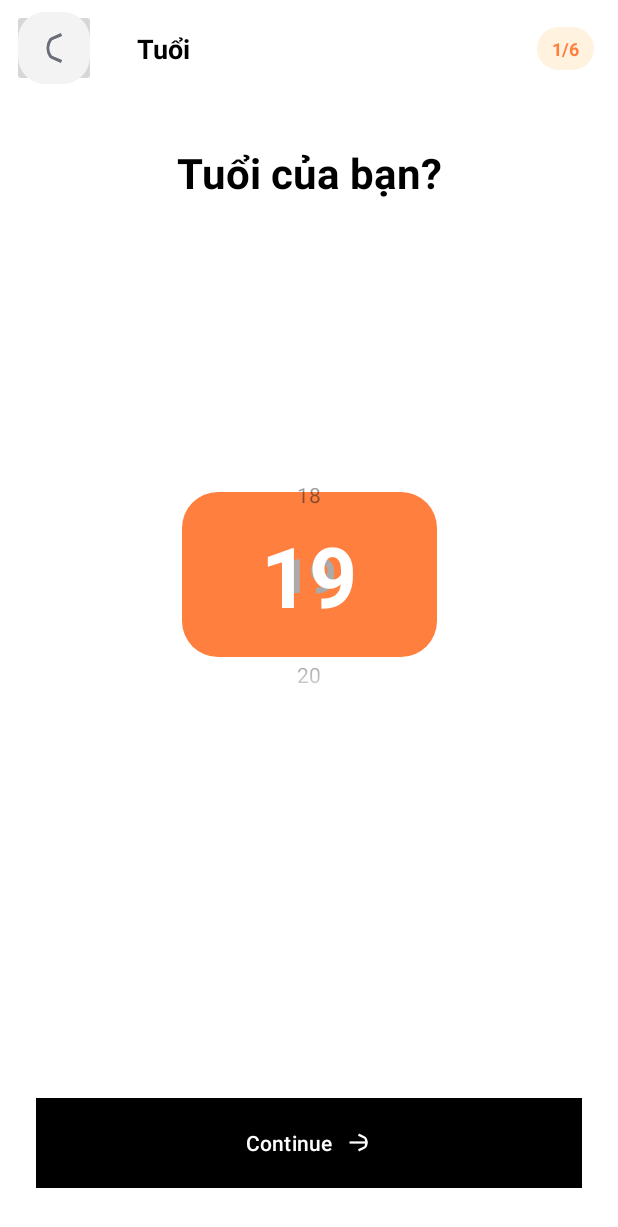
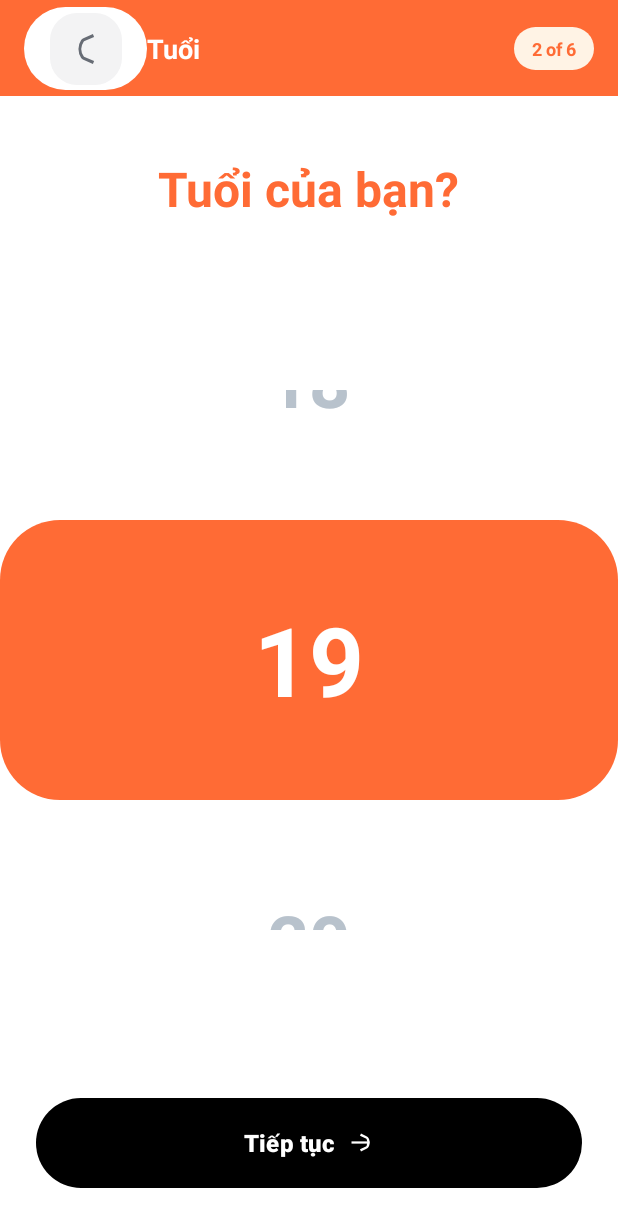
Before and after one commit to Sangdep/project-android-health, an Android app: the InforAge screen opened directly, with no data from a screen before it, on a phone screen of 412 x 824 dp. Shown: the top 1227 px of the screen. Run offline under Robolectric (Android 15) with nearby library versions, the phone set to English and light mode, and no system bars.

Commit message:
Age, H, W, G

```diff
--- a/Androi_Client/app/src/main/java/com/example/app_selfcare/upload/InforAge.java
+++ b/Androi_Client/app/src/main/java/com/example/app_selfcare/upload/InforAge.java
@@ -2,95 +2,153 @@ package com.example.app_selfcare.upload;
 
 import android.content.Intent;
 import android.graphics.Color;
-import android.graphics.Typeface;
-import android.graphics.drawable.ColorDrawable;
 import android.os.Bundle;
+import android.os.Handler;
+import android.os.Looper;
 import android.util.TypedValue;
-import android.widget.EditText;
-import android.widget.NumberPicker;
+import android.view.View;
+import android.view.ViewGroup;
 import android.widget.TextView;
 
 import androidx.activity.EdgeToEdge;
 import androidx.appcompat.app.AppCompatActivity;
-import androidx.core.content.ContextCompat;
 import androidx.core.graphics.Insets;
 import androidx.core.view.ViewCompat;
 import androidx.core.view.WindowInsetsCompat;
+import androidx.recyclerview.widget.LinearLayoutManager;
+import androidx.recyclerview.widget.PagerSnapHelper;
+import androidx.recyclerview.widget.RecyclerView;
 
 import com.example.app_selfcare.R;
 
-import java.lang.reflect.Field;
+import java.util.ArrayList;
+import java.util.List;
 
 public class InforAge extends AppCompatActivity {
 
-    private NumberPicker numberPickerAge;
-    private TextView textViewSelectedAge;
+    private RecyclerView agePicker;
+    private LinearLayoutManager layoutManager;
+    private List<Integer> ageList = new ArrayList<>();
+    private int selectedAge = 19;
 
     @Override
     protected void onCreate(Bundle savedInstanceState) {
         super.onCreate(savedInstanceState);
         EdgeToEdge.enable(this);
         setContentView(R.layout.activity_infor_age);
+
         ViewCompat.setOnApplyWindowInsetsListener(findViewById(R.id.main), (v, insets) -> {
             Insets systemBars = insets.getInsets(WindowInsetsCompat.Type.systemBars());
             v.setPadding(systemBars.left, systemBars.top, systemBars.right, systemBars.bottom);
             return insets;
         });
 
-        numberPickerAge = findViewById(R.id.numberPickerAge);
-        textViewSelectedAge = findViewById(R.id.textViewSelectedAge);
-        setupNumberPicker();
+        agePicker = findViewById(R.id.agePicker);
+        setupAgePicker();
 
-        // Nút Tiếp tục → InforHeight
         findViewById(R.id.buttonContinue).setOnClickListener(v -> {
             Intent intent = new Intent(InforAge.this, InforHeight.class);
-            intent.putExtra("user_age", numberPickerAge.getValue());
+            intent.putExtra("user_age", selectedAge);
             startActivity(intent);
             overridePendingTransition(R.anim.slide_in_right, R.anim.slide_out_left);
         });
 
-        // Nút Back → Quay lại InforSex
         findViewById(R.id.buttonBack).setOnClickListener(v -> {
             finish();
             overridePendingTransition(R.anim.slide_in_left, R.anim.slide_out_right);
         });
     }
 
-    private void setupNumberPicker() {
-        numberPickerAge.setMinValue(10);
-        numberPickerAge.setMaxValue(80);
-        numberPickerAge.setValue(19);
-        numberPickerAge.setWrapSelectorWheel(false);
-        numberPickerAge.setFormatter(value -> String.valueOf(value));
-        styleNumberPicker(numberPickerAge);
-        tintDivider(numberPickerAge);
-        textViewSelectedAge.setText(String.valueOf(numberPickerAge.getValue()));
+    private void setupAgePicker() {
+        // Tuổi từ 16 đến 80
+        for (int i = 16; i <= 80; i++) {
+            ageList.add(i);
+        }
 
-        numberPickerAge.setOnValueChangedListener((picker, oldVal, newVal) -> {
-            textViewSelectedAge.setText(String.valueOf(newVal));
+        layoutManager = new LinearLayoutManager(this, LinearLayoutManager.VERTICAL, false);
+        agePicker.setLayoutManager(layoutManager);
+        agePicker.setAdapter(new AgeAdapter(ageList));
+
+        new PagerSnapHelper().attachToRecyclerView(agePicker);
+        agePicker.setClipToPadding(false);
+
+        agePicker.addOnScrollListener(new RecyclerView.OnScrollListener() {
+            @Override
+            public void onScrolled(RecyclerView rv, int dx, int dy) {
+                updateAppearance();
+            }
+
+            @Override
+            public void onScrollStateChanged(RecyclerView rv, int newState) {
+                if (newState == RecyclerView.SCROLL_STATE_IDLE) {
+                    int pos = layoutManager.findFirstCompletelyVisibleItemPosition();
+                    if (pos != RecyclerView.NO_POSITION) selectedAge = ageList.get(pos);
+                }
+            }
         });
+
+        // Mặc định 19 tuổi
+        int pos19 = ageList.indexOf(19);
+        agePicker.scrollToPosition(pos19);
+        new Handler(Looper.getMainLooper()).postDelayed(() -> {
+            agePicker.smoothScrollToPosition(pos19);
+            updateAppearance();
+        }, 100);
     }
 
-    private void styleNumberPicker(NumberPicker picker) {
-        for (int i = 0; i < picker.getChildCount(); i++) {
-            if (picker.getChildAt(i) instanceof EditText) {
-                EditText editText = (EditText) picker.getChildAt(i);
-                editText.setTextColor(ContextCompat.getColor(this, android.R.color.darker_gray));
-                editText.setTextSize(TypedValue.COMPLEX_UNIT_SP, 32);
-                editText.setTypeface(editText.getTypeface(), Typeface.BOLD);
-                editText.setBackground(null);
+    private void updateAppearance() {
+        int centerY = agePicker.getHeight() / 2;
+        for (int i = 0; i < agePicker.getChildCount(); i++) {
+            View child = agePicker.getChildAt(i);
+            TextView tv = (TextView) child;
+
+            int childCenter = child.getTop() + child.getHeight() / 2;
+            float distance = Math.abs(centerY - childCenter);
+            float factor = distance / (float) centerY;
+            float scale = Math.max(0.75f, 1f - factor * 0.5f);
+
+            child.setScaleX(scale);
+            child.setScaleY(scale);
+
+            if (scale > 0.95f) {
+                tv.setTextColor(Color.WHITE);
+                tv.setBackgroundResource(R.drawable.bg_age_selected); // nền cam tròn
+            } else {
+                tv.setTextColor(Color.parseColor("#B8C2CC"));
+                tv.setBackgroundResource(0);
             }
         }
     }
 
-    private void tintDivider(NumberPicker picker) {
-        try {
-            Field dividerField = NumberPicker.class.getDeclaredField("mSelectionDivider");
-            dividerField.setAccessible(true);
-            dividerField.set(picker, new ColorDrawable(Color.TRANSPARENT));
-            dividerField.setAccessible(false);
-        } catch (Exception ignored) {
-            // no-op
+    // Adapter siêu nhẹ – KHÔNG CẦN file item_age.xml
+    static class AgeAdapter extends RecyclerView.Adapter<AgeAdapter.VH> {
+        List<Integer> ages;
+        AgeAdapter(List<Integer> ages) { this.ages = ages; }
+
+        @Override
+        public VH onCreateViewHolder(ViewGroup parent, int viewType) {
+            TextView tv = new TextView(parent.getContext());
+            tv.setLayoutParams(new RecyclerView.LayoutParams(
+                    ViewGroup.LayoutParams.MATCH_PARENT,
+                    280
+            ));
+            tv.setGravity(android.view.Gravity.CENTER);
+            tv.setTextSize(TypedValue.COMPLEX_UNIT_SP, 64);
+            tv.setTypeface(null, android.graphics.Typeface.BOLD);  // ← SỬA Ở ĐÂY
+            tv.setTextColor(Color.parseColor("#B8C2CC")); // mặc định màu xám
+            return new VH(tv);
+        }
+        @Override
+        public void onBindViewHolder(VH holder, int position) {
+            holder.tv.setText(String.valueOf(ages.get(position)));
+        }
+
+        @Override
+        public int getItemCount() { return ages.size(); }
+
+        static class VH extends RecyclerView.ViewHolder {
+            TextView tv;
+            VH(View v) { super(v); tv = (TextView) v; }
         }
     }
 }
--- /dev/null
+++ b/Androi_Client/app/src/main/res/drawable/bg_age_selected.xml
@@ -0,0 +1,5 @@
+<?xml version="1.0" encoding="utf-8"?>
+<shape xmlns:android="http://schemas.android.com/apk/res/android">
+    <solid android:color="#FF6B35" />   <!-- Màu cam chính xác như ảnh bạn gửi -->
+    <corners android:radius="40dp" />
+</shape>
--- /dev/null
+++ b/Androi_Client/app/src/main/res/drawable/rounded_black.xml
@@ -0,0 +1,5 @@
+<?xml version="1.0" encoding="utf-8"?>
+<shape xmlns:android="http://schemas.android.com/apk/res/android">
+    <solid android:color="#000000" />
+    <corners android:radius="30dp" />
+</shape>
--- /dev/null
+++ b/Androi_Client/app/src/main/res/drawable/rounded_light_orange.xml
@@ -0,0 +1,5 @@
+<?xml version="1.0" encoding="utf-8"?>
+<shape xmlns:android="http://schemas.android.com/apk/res/android">
+    <solid android:color="#FFF3E5" />   <!-- Cam nhạt -->
+    <corners android:radius="20dp" />
+</shape>
--- a/Androi_Client/app/src/main/res/layout/activity_goal.xml
+++ b/Androi_Client/app/src/main/res/layout/activity_goal.xml
@@ -51,7 +51,7 @@
             android:id="@+id/textViewPageIndicator"
             android:layout_width="wrap_content"
             android:layout_height="wrap_content"
-            android:text="@string/page_indicator_3_of_6"
+            android:text="@string/page_indicator_4_of_6"
             android:textColor="@color/orange_text_icon"
             android:background="@drawable/rounded_corner_background_light_orange"
             android:paddingStart="10dp"
@@ -141,13 +141,11 @@
                 app:layout_constraintTop_toTopOf="parent"
                 app:layout_constraintBottom_toBottomOf="parent"/>
         </androidx.constraintlayout.widget.ConstraintLayout>
-
-        <!-- Goal 2: Thử với trợ lý ảo (Selected) -->
         <androidx.constraintlayout.widget.ConstraintLayout
-            android:id="@+id/goalVirtualAssistantLayout"
+            android:id="@+id/goalPustWeightLayout"
             android:layout_width="match_parent"
             android:layout_height="wrap_content"
-            android:background="@drawable/bg_back_button_white"
+            android:background="@drawable/goal_default_bg"
             android:paddingStart="16dp"
             android:paddingTop="12dp"
             android:paddingEnd="12dp"
@@ -155,40 +153,41 @@
             android:layout_marginBottom="12dp">
 
             <ImageView
-                android:id="@+id/iconVirtualAssistant"
-                android:layout_width="17dp"
-                android:layout_height="17dp"
-                android:contentDescription="Icon trợ lý ảo"
-                android:src="@drawable/bg_button_black"
-                app:layout_constraintBottom_toBottomOf="parent"
+                android:id="@+id/iconPustWeight"
+                android:layout_width="24dp"
+                android:layout_height="24dp"
+                android:src="@drawable/ic_lose_weight_placeholder"
+                app:tint="#4B5563"
                 app:layout_constraintStart_toStartOf="parent"
                 app:layout_constraintTop_toTopOf="parent"
-                app:tint="#1D1C1C" />
+                app:layout_constraintBottom_toBottomOf="parent"
+                android:contentDescription="Icon giảm cân"/>
 
             <TextView
-                android:id="@+id/textVirtualAssistant"
+                android:id="@+id/textPustWeight"
                 android:layout_width="0dp"
                 android:layout_height="wrap_content"
-                android:text="Tôi muốn giữ cân"
-                android:textColor="#212020"
+                android:text="Tôi muốn tăng cân"
+                android:textColor="#1F2937"
                 android:textSize="16sp"
                 android:layout_marginStart="12dp"
                 android:layout_marginEnd="12dp"
-                app:layout_constraintStart_toEndOf="@id/iconVirtualAssistant"
-                app:layout_constraintEnd_toStartOf="@id/checkboxVirtualAssistant"
+                app:layout_constraintStart_toEndOf="@id/iconPustWeight"
+                app:layout_constraintEnd_toStartOf="@id/checkboxPustWeight"
                 app:layout_constraintTop_toTopOf="parent"
                 app:layout_constraintBottom_toBottomOf="parent"/>
 
             <CheckBox
-                android:id="@+id/checkboxVirtualAssistant"
+                android:id="@+id/checkboxPustWeight"
                 android:layout_width="wrap_content"
                 android:layout_height="wrap_content"
-                android:checked="true"
-                app:buttonTint="#FFFFFF"
+                app:buttonTint="#A1A1AA"
                 app:layout_constraintEnd_toEndOf="parent"
                 app:layout_constraintTop_toTopOf="parent"
                 app:layout_constraintBottom_toBottomOf="parent"/>
         </androidx.constraintlayout.widget.ConstraintLayout>
+
+        <!-- Goal 2: Thử với trợ lý ảo (Selected) -->
 
         <!-- Goal 3: Tăng sức bền -->
         <androidx.constraintlayout.widget.ConstraintLayout
--- a/Androi_Client/app/src/main/res/layout/activity_info_weight.xml
+++ b/Androi_Client/app/src/main/res/layout/activity_info_weight.xml
@@ -51,7 +51,7 @@
             android:id="@+id/textViewPageIndicator"
             android:layout_width="wrap_content"
             android:layout_height="wrap_content"
-            android:text="@string/page_indicator_2_of_6"
+            android:text="@string/page_indicator_4_of_6"
             android:textColor="@color/orange_text_icon"
             android:background="@drawable/rounded_corner_background_light_orange"
             android:paddingStart="10dp"
--- a/Androi_Client/app/src/main/res/layout/activity_infor_age.xml
+++ b/Androi_Client/app/src/main/res/layout/activity_infor_age.xml
@@ -1,159 +1,108 @@
 <?xml version="1.0" encoding="utf-8"?>
 <androidx.constraintlayout.widget.ConstraintLayout xmlns:android="http://schemas.android.com/apk/res/android"
     xmlns:app="http://schemas.android.com/apk/res-auto"
-    xmlns:tools="http://schemas.android.com/tools"
     android:id="@+id/main"
     android:layout_width="match_parent"
     android:layout_height="match_parent"
-    android:background="@android:color/white"
-    tools:context=".upload.InforAge">
+    android:background="@android:color/white">
 
     <!-- Top App Bar -->
     <androidx.constraintlayout.widget.ConstraintLayout
         android:id="@+id/topAppBar"
         android:layout_width="0dp"
         android:layout_height="?attr/actionBarSize"
+        android:background="#FF6B35"
         app:layout_constraintTop_toTopOf="parent"
         app:layout_constraintStart_toStartOf="parent"
         app:layout_constraintEnd_toEndOf="parent">
 
         <ImageButton
             android:id="@+id/buttonBack"
-            android:layout_width="56dp"
-            android:layout_height="52dp"
-            android:layout_marginStart="8dp"
-            android:contentDescription="@string/back_button_description"
+            android:layout_width="82dp"
+            android:layout_height="55dp"
+            android:layout_marginStart="16dp"
+            android:background="@drawable/rounded_corner_button_white"
+            android:contentDescription="Back"
+            android:padding="8dp"
             android:src="@drawable/ic_arrow_back"
             app:layout_constraintBottom_toBottomOf="parent"
             app:layout_constraintStart_toStartOf="parent"
-            app:layout_constraintTop_toTopOf="parent"
-            tools:ignore="HardcodedText" />
-        <!-- Bạn nên sử dụng @string resource cho contentDescription -->
-
-        <!-- Bạn nên sử dụng @string resource cho text -->
-
+            app:layout_constraintTop_toTopOf="parent" />
 
         <TextView
             android:id="@+id/textViewTitle"
             android:layout_width="wrap_content"
             android:layout_height="wrap_content"
             android:text="Tuổi"
-            android:textColor="@android:color/black"
+            android:textColor="@android:color/white"
             android:textSize="18sp"
             android:textStyle="bold"
-            app:layout_constraintBottom_toBottomOf="parent"
-            app:layout_constraintEnd_toStartOf="@id/textViewPageIndicator"
-            app:layout_constraintHorizontal_bias="0.107"
             app:layout_constraintStart_toEndOf="@id/buttonBack"
             app:layout_constraintTop_toTopOf="parent"
-            tools:ignore="HardcodedText" />
+            app:layout_constraintBottom_toBottomOf="parent" />
 
         <TextView
             android:id="@+id/textViewPageIndicator"
             android:layout_width="wrap_content"
             android:layout_height="wrap_content"
-            android:text="@string/page_indicator_1_of_6"
-            android:textColor="@color/orange_text_icon"
-            android:background="@drawable/rounded_corner_background_light_orange"
-            android:paddingStart="10dp"
-            android:paddingEnd="10dp"
-            android:paddingTop="6dp"
-            android:paddingBottom="6dp"
+            android:text="2 of 6"
+            android:textColor="#FF6B35"
+            android:background="@drawable/rounded_light_orange"
+            android:paddingHorizontal="12dp"
+            android:paddingVertical="6dp"
             android:textSize="12sp"
             android:textStyle="bold"
             android:layout_marginEnd="16dp"
+            app:layout_constraintEnd_toEndOf="parent"
             app:layout_constraintTop_toTopOf="parent"
-            app:layout_constraintBottom_toBottomOf="parent"
-            app:layout_constraintEnd_toEndOf="parent" />
-        <!-- Bạn nên sử dụng @string resource cho text -->
-        <!-- Tạo drawable/rounded_corner_background_light_blue.xml -->
-
+            app:layout_constraintBottom_toBottomOf="parent" />
     </androidx.constraintlayout.widget.ConstraintLayout>
 
-    <!-- Question Text -->
+    <!-- Câu hỏi -->
     <TextView
         android:id="@+id/textViewQuestion"
         android:layout_width="wrap_content"
         android:layout_height="wrap_content"
         android:text="Tuổi của bạn?"
-        android:textColor="@android:color/black"
-        android:textSize="28sp"
+        android:textColor="#FF6B35"
+        android:textSize="32sp"
         android:textStyle="bold"
-        android:layout_marginTop="32dp"
+        android:layout_marginTop="40dp"
         app:layout_constraintTop_toBottomOf="@id/topAppBar"
         app:layout_constraintStart_toStartOf="parent"
-        app:layout_constraintEnd_toEndOf="parent"
-        tools:ignore="HardcodedText" />
-    <!-- Bạn nên sử dụng @string resource cho text -->
+        app:layout_constraintEnd_toEndOf="parent" />
 
-
-    <!-- Number Picker -->
-    <FrameLayout
-        android:id="@+id/numberPickerContainer"
-        android:layout_width="wrap_content"
-        android:layout_height="wrap_content"
-        android:layout_marginTop="16dp"
-        android:paddingHorizontal="32dp"
-        android:paddingVertical="8dp"
+    <!-- Picker tuổi dọc – đẹp như iPhone -->
+    <androidx.recyclerview.widget.RecyclerView
+        android:id="@+id/agePicker"
+        android:layout_width="match_parent"
+        android:layout_height="360dp"
+        android:clipToPadding="false"
+        android:paddingTop="130dp"
+        android:paddingBottom="130dp"
         app:layout_constraintTop_toBottomOf="@id/textViewQuestion"
         app:layout_constraintBottom_toTopOf="@id/buttonContinue"
         app:layout_constraintStart_toStartOf="parent"
-        app:layout_constraintEnd_toEndOf="parent"
-        app:layout_constraintVertical_bias="0.35">
+        app:layout_constraintEnd_toEndOf="parent" />
 
-        <View
-            android:id="@+id/ageHighlight"
-            android:layout_width="170dp"
-            android:layout_height="110dp"
-            android:layout_gravity="center"
-            android:background="@drawable/bg_age_highlight"
-            android:clickable="false"
-            android:focusable="false" />
-
-        <NumberPicker
-            android:id="@+id/numberPickerAge"
-            android:layout_width="wrap_content"
-            android:layout_height="wrap_content"
-            android:layout_gravity="center"
-            android:descendantFocusability="blocksDescendants"
-            android:focusable="false"
-            android:layout_marginHorizontal="8dp"
-            android:fadingEdgeLength="40dp"
-            android:requiresFadingEdge="vertical"
-            android:overScrollMode="never" />
-
-        <TextView
-            android:id="@+id/textViewSelectedAge"
-            android:layout_width="wrap_content"
-            android:layout_height="wrap_content"
-            android:layout_gravity="center"
-            android:text="19"
-            android:textColor="@android:color/white"
-            android:textSize="56sp"
-            android:textStyle="bold" />
-
-    </FrameLayout>
-
-    <!-- Continue Button -->
+    <!-- Nút Continue đen bóng -->
     <Button
         android:id="@+id/buttonContinue"
         android:layout_width="0dp"
         android:layout_height="60dp"
-        android:text="Continue"
+        android:text="Tiếp tục"
         android:textColor="@android:color/white"
-        android:background="#000000"
+        android:textSize="16sp"
+        android:textStyle="bold"
+        android:background="@drawable/rounded_black"
+        app:backgroundTint="@null"
         app:icon="@drawable/ic_arrow_forward"
         app:iconTint="@android:color/white"
         app:iconGravity="textEnd"
-        android:layout_marginStart="24dp"
-        android:layout_marginEnd="24dp"
+        android:layout_marginHorizontal="24dp"
         android:layout_marginBottom="32dp"
-        app:backgroundTint="@null"
         app:layout_constraintBottom_toBottomOf="parent"
         app:layout_constraintStart_toStartOf="parent"
-        app:layout_constraintEnd_toEndOf="parent"
-        tools:ignore="HardcodedText" />
-    <!-- Bạn nên sử dụng @string resource cho text -->
-    <!-- Tạo drawable/rounded_corner_background_black.xml -->
+        app:layout_constraintEnd_toEndOf="parent" />
 
 </androidx.constraintlayout.widget.ConstraintLayout>
--- a/Androi_Client/app/src/main/res/layout/activity_infor_height.xml
+++ b/Androi_Client/app/src/main/res/layout/activity_infor_height.xml
@@ -51,7 +51,7 @@
             android:id="@+id/textViewPageIndicator"
             android:layout_width="wrap_content"
             android:layout_height="wrap_content"
-            android:text="@string/page_indicator_2_of_6"
+            android:text="@string/page_indicator_3_of_6"
             android:textColor="@color/orange_text_icon"
             android:background="@drawable/rounded_corner_background_light_orange"
             android:paddingStart="10dp"
@@ -106,7 +106,7 @@
         android:id="@+id/textViewDisplayedWeight"
         android:layout_width="wrap_content"
         android:layout_height="wrap_content"
-        android:text="@string/default_weight_display"
+        android:text="@string/default_height_display"
         android:textColor="@android:color/white"
         android:textSize="56sp"
         android:textStyle="bold"
```
